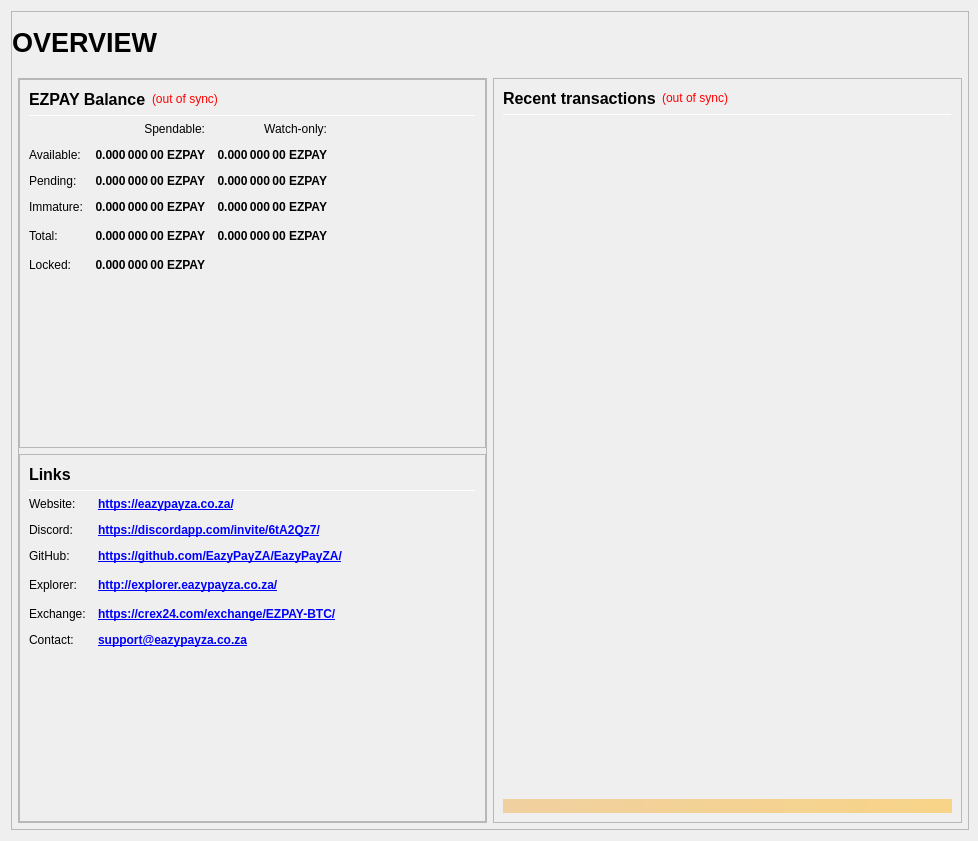
This is src/qt/forms/overviewpage.ui in Remapper/EazyPayZa as Qt 5 draws it before an edit. The edited form follows.
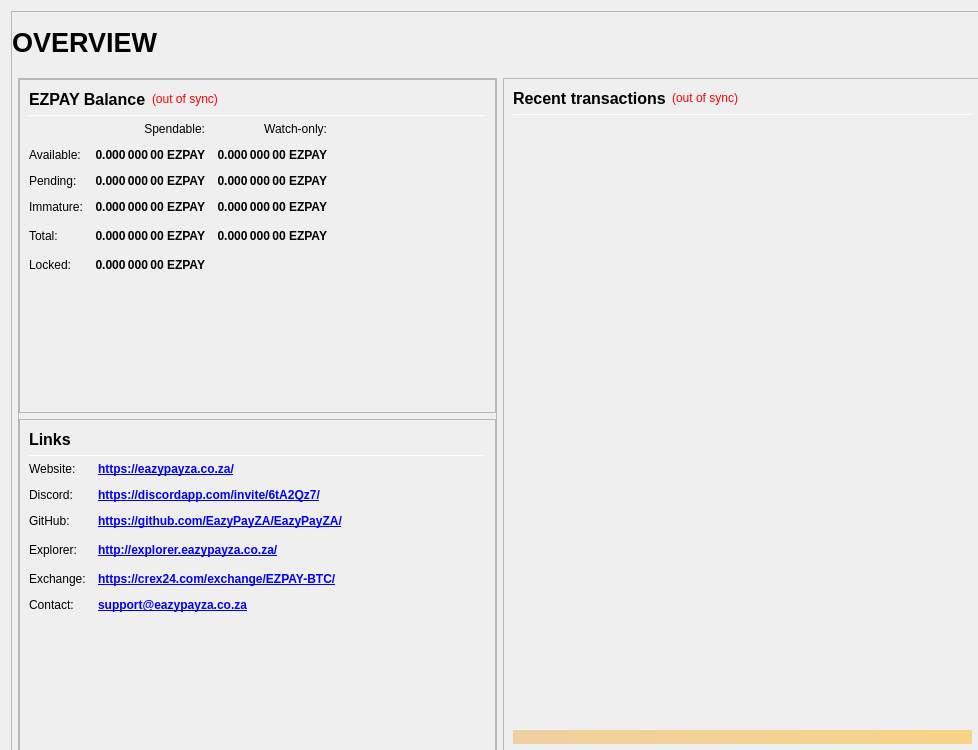
This is the edited form.

Commit message: Default size adjustment

Patch:
```diff
--- a/src/qt/forms/overviewpage.ui
+++ b/src/qt/forms/overviewpage.ui
@@ -7,13 +7,13 @@
     <x>0</x>
     <y>0</y>
     <width>978</width>
-    <height>841</height>
+    <height>750</height>
    </rect>
   </property>
   <property name="minimumSize">
    <size>
-    <width>960</width>
-    <height>682</height>
+    <width>978</width>
+    <height>750</height>
    </size>
   </property>
   <property name="windowTitle">
@@ -27,8 +27,8 @@
     <widget class="QFrame" name="frame_BG">
      <property name="minimumSize">
       <size>
-       <width>850</width>
-       <height>610</height>
+       <width>978</width>
+       <height>750</height>
       </size>
      </property>
      <property name="maximumSize">
```
